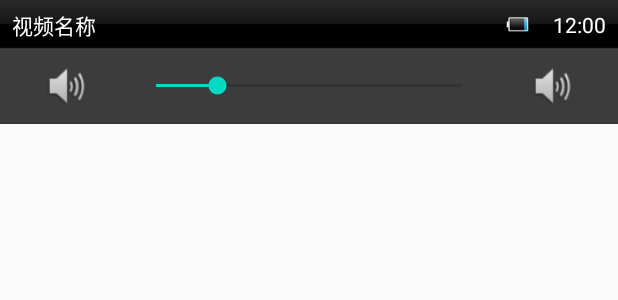
After one commit to lxp10965/MobileMedia1, an Android app: the layout media_controller.xml on its own in the app's theme, with its tools: preview values and no code run, on a phone screen of 412 x 824 dp. The commit adds this screen. Shown: the top 300 px of the screen. Run offline under Robolectric (Android 15) with nearby library versions, the phone set to English and light mode, and no system bars.

Commit message:
增加视频控制面板

```diff
--- a/app/src/main/java/com/xpl/mobilemedia1/activity/SystemVideoPlayer.java
+++ b/app/src/main/java/com/xpl/mobilemedia1/activity/SystemVideoPlayer.java
@@ -1,11 +1,13 @@
 package com.xpl.mobilemedia1.activity;
 
 import android.app.Activity;
+import android.media.MediaPlayer;
 import android.net.Uri;
 import android.os.Bundle;
 import android.support.annotation.Nullable;
 import android.view.View;
 import android.widget.MediaController;
+import android.widget.Toast;
 import android.widget.VideoView;
 
 import com.xpl.mobilemedia.R;
@@ -21,14 +23,46 @@ public class SystemVideoPlayer extends Activity {
 
         videoview=findViewById(R.id.videoview);
 
+        setListenter();
+
         uri = getIntent().getData();
         if (null!=uri){
             videoview.setVideoURI(uri);
         }
+
 
         videoview.setMediaController(new MediaController(this));
 
 
 
     }
+    private void setListenter(){
+        //准备好的监听
+        videoview.setOnPreparedListener(new MediaPlayer.OnPreparedListener() {
+            @Override
+            public void onPrepared(MediaPlayer mp) {
+
+                videoview.start();
+                Toast.makeText(SystemVideoPlayer.this,"准备好了，开始播放！",Toast.LENGTH_SHORT).show();
+            }
+        });
+
+        //播放异常的监听
+        videoview.setOnErrorListener(new MediaPlayer.OnErrorListener() {
+            @Override
+            public boolean onError(MediaPlayer mp, int what, int extra) {
+                Toast.makeText(SystemVideoPlayer.this,"播放错误！",Toast.LENGTH_SHORT).show();
+                return false;
+            }
+        });
+
+        //播放完成的监听
+        videoview.setOnCompletionListener(new MediaPlayer.OnCompletionListener() {
+            @Override
+            public void onCompletion(MediaPlayer mp) {
+
+                Toast.makeText(SystemVideoPlayer.this,"播放结束！",Toast.LENGTH_SHORT).show();
+            }
+        });
+    }
 }
--- a/app/src/main/java/com/xpl/mobilemedia1/page/VideoPage.java
+++ b/app/src/main/java/com/xpl/mobilemedia1/page/VideoPage.java
@@ -48,12 +48,12 @@ public class VideoPage extends BasePager {
         @Override
         public void handleMessage(@NonNull Message msg) {
             super.handleMessage(msg);
-            if(mediaItems!=null&&mediaItems.size()>0) {
+            if (mediaItems != null && mediaItems.size() > 0) {
                 Log.d("TAG", "handleMessage: " + mediaItems.toString());
                 videoPageAdapter = new VideoPageAdapter(mContext, mediaItems);
                 list_view.setAdapter(videoPageAdapter);
                 tv_no_video.setVisibility(View.INVISIBLE);
-            }else {
+            } else {
                 tv_no_video.setVisibility(View.VISIBLE);
             }
             sv_load.setVisibility(View.INVISIBLE);
@@ -76,7 +76,7 @@ public class VideoPage extends BasePager {
     private class MyOnItemClickListener implements AdapterView.OnItemClickListener {
         @Override
         public void onItemClick(AdapterView<?> parent, View view, int position, long id) {
-            MediaItem mediaItem= mediaItems.get(position);
+            MediaItem mediaItem = mediaItems.get(position);
 //            Toast.makeText(mContext,""+position,Toast.LENGTH_SHORT).show();
 
             //1.调起系统所有的播放-隐式意图
@@ -84,11 +84,10 @@ public class VideoPage extends BasePager {
 //            intent.setDataAndType(Uri.parse(mediaItem.getData()), "video/*");
 //            mContext.startActivity(intent);
 
-
-            Intent intent=new Intent(mContext, SystemVideoPlayer.class);
+            //调起自己的播放-显式意图
+            Intent intent = new Intent(mContext, SystemVideoPlayer.class);
             intent.setDataAndType(Uri.parse(mediaItem.getData()), "video/*");
             mContext.startActivity(intent);
-
 
         }
     }
@@ -125,12 +124,12 @@ public class VideoPage extends BasePager {
                         MediaStore.Video.Media.DATA,//视频文件的绝对地址
                         MediaStore.Video.Media.ARTIST,//艺术家
                 };
-                Log.d("TAG","MediaStore.Video.Media.DATA: "+objs[3]);
+                Log.d("TAG", "MediaStore.Video.Media.DATA: " + objs[3]);
                 Cursor cursor = resolver.query(uri, objs, null, null);
-                Log.d("TAG", "cursor.getCount(): "+cursor.getCount() );
+                Log.d("TAG", "cursor.getCount(): " + cursor.getCount());
                 if (cursor != null) {
                     while (cursor.moveToNext()) {
-                        Log.e("TAG", "mediaItems: "+mediaItems.toString() );
+                        Log.e("TAG", "mediaItems: " + mediaItems.toString());
 
                         MediaItem mediaItem = new MediaItem();
                         mediaItems.add(mediaItem);
@@ -140,14 +139,14 @@ public class VideoPage extends BasePager {
 
                         long duration = cursor.getLong(1);
                         mediaItem.setDuration(duration);
-                        Log.d("TAG", "duration: "+duration);
+                        Log.d("TAG", "duration: " + duration);
 
                         long size = cursor.getLong(2);
                         mediaItem.setSize(size);
 
                         String data = cursor.getString(3);
                         mediaItem.setData(data);
-                        Log.e("TAG","data : "+data);
+                        Log.e("TAG", "data : " + data);
 
                         String artist = cursor.getString(4);
                         mediaItem.setArtast(artist);
--- /dev/null
+++ b/app/src/main/res/drawable/bg_voice_selector.xml
@@ -0,0 +1,6 @@
+<?xml version="1.0" encoding="utf-8"?>
+<selector xmlns:android="http://schemas.android.com/apk/res/android">
+
+    <item android:state_pressed="false" android:drawable="@drawable/btn_voice_normal"/>
+    <item android:state_pressed="true" android:drawable="@drawable/btn_voice_pressed"/>
+</selector>
--- /dev/null
+++ b/app/src/main/res/drawable/btn_swich_player_selector.xml
@@ -0,0 +1,5 @@
+<?xml version="1.0" encoding="utf-8"?>
+<selector xmlns:android="http://schemas.android.com/apk/res/android">
+    <item android:state_pressed="false" android:drawable="@drawable/btn_voice_normal"/>
+    <item android:state_pressed="true" android:drawable="@drawable/btn_voice_pressed"/>
+</selector>
--- a/app/src/main/res/layout/activity_system_video_player.xml
+++ b/app/src/main/res/layout/activity_system_video_player.xml
@@ -1,12 +1,15 @@
 <?xml version="1.0" encoding="utf-8"?>
 <RelativeLayout xmlns:android="http://schemas.android.com/apk/res/android"
     android:layout_width="match_parent"
-    android:layout_height="match_parent">
+    android:layout_height="match_parent"
+    android:background="#000000">
 
     <VideoView
         android:id="@+id/videoview"
-        android:layout_width="wrap_content"
-        android:layout_height="wrap_content"
-        />
+        android:layout_width="match_parent"
+        android:layout_height="match_parent"
+        android:layout_centerInParent="true" />
+
+    <include layout="@layout/media_controller"/>
 
 </RelativeLayout>
--- /dev/null
+++ b/app/src/main/res/layout/media_controller.xml
@@ -0,0 +1,78 @@
+<?xml version="1.0" encoding="utf-8"?>
+<RelativeLayout xmlns:android="http://schemas.android.com/apk/res/android"
+    android:layout_width="match_parent"
+    android:layout_height="match_parent">
+
+    <LinearLayout
+        android:id="@+id/ll_top"
+        android:layout_width="match_parent"
+        android:layout_height="wrap_content"
+        android:orientation="vertical">
+
+        <LinearLayout
+            android:layout_width="match_parent"
+            android:layout_height="wrap_content"
+            android:background="@drawable/bg_player_status"
+            android:gravity="center_vertical"
+            android:orientation="horizontal">
+
+            <TextView
+                android:id="@+id/tv_name"
+                android:layout_width="wrap_content"
+                android:layout_height="wrap_content"
+                android:layout_marginLeft="8dp"
+                android:layout_weight="1"
+                android:text="视频名称"
+                android:textColor="#ffffff" />
+
+            <ImageView
+                android:id="@+id/iv_battery"
+                android:layout_width="wrap_content"
+                android:layout_height="wrap_content"
+                android:layout_marginRight="8dp"
+                android:src="@drawable/ic_battery_10" />
+
+            <TextView
+                android:id="@+id/tv_system_time"
+                android:layout_width="wrap_content"
+                android:layout_height="wrap_content"
+                android:layout_marginLeft="8dp"
+                android:layout_marginRight="8dp"
+                android:text="12:00"
+                android:textColor="#ffffff" />
+
+        </LinearLayout>
+
+        <LinearLayout
+            android:layout_width="match_parent"
+            android:layout_height="wrap_content"
+            android:background="@drawable/bg_player_top_control"
+            android:gravity="center_vertical"
+            android:orientation="horizontal">
+
+            <Button
+                android:id="@+id/btn_voice"
+                android:layout_width="wrap_content"
+                android:layout_height="wrap_content"
+                android:background="@drawable/bg_voice_selector" />
+
+            <SeekBar
+                android:id="@+id/seekbar_voice"
+                android:layout_width="match_parent"
+                android:layout_height="wrap_content"
+                android:layout_weight="1"
+                android:maxHeight="6dp"
+                android:minHeight="6dp"
+                android:progress="20" />
+
+            <Button
+                android:id="@+id/btn_swich_player"
+                android:layout_width="wrap_content"
+                android:layout_height="wrap_content"
+                android:background="@drawable/btn_swich_player_selector" />
+
+        </LinearLayout>
+
+    </LinearLayout>
+
+</RelativeLayout>
```
Also changed, not shown: app/src/main/res/drawable/bg_player_status.9.png (added), app/src/main/res/drawable/bg_player_top_control.9.png (added).
